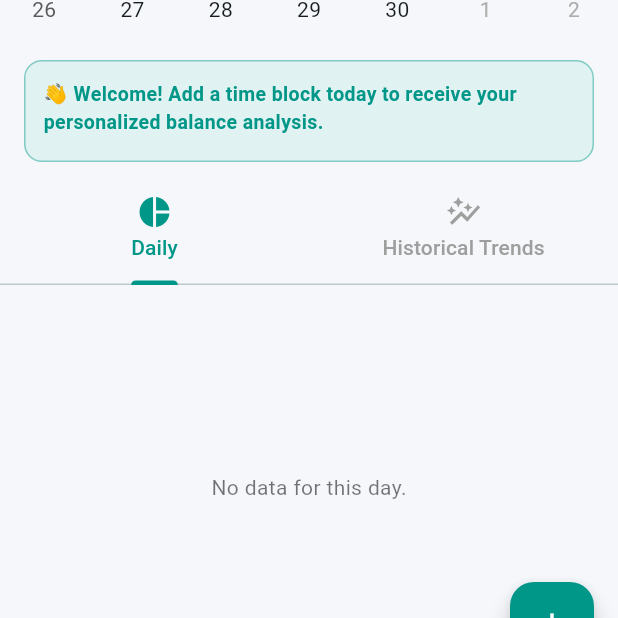
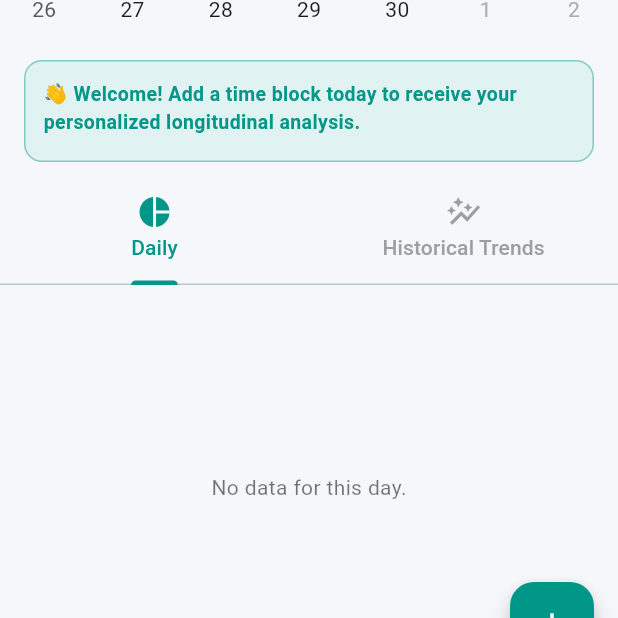
Before and after one commit to KumarS14/balance_app, a Flutter app: the screen it shows after launch, on a phone screen of 412 x 824 dp, the part 546-1164 px from its top. Run offline on Flutter 3.47's test engine with Material 3 defaults, Android fonts, the light colour scheme and no system bars; drawn by our look-alikes of table_calendar; our stand-ins replace fl_chart, sqflite; accounts and stored records are empty.

Commit message:
updated the engine with more functionality now that mvp is met

```diff
--- a/lib/heuristic_engine.dart
+++ b/lib/heuristic_engine.dart
@@ -1,60 +1,96 @@
 import 'database_helper.dart';
 
 class HeuristicEngine {
-  // I designed this heuristic engine to act as the core "Action" stage of my Personal Informatics model.
-  // By intentionally using transparent, rule-based logic instead of a "black box" AI,
-  // I ensure complete data privacy and algorithmic explainability for the user.
+  // I engineered this V2 heuristic engine to perform longitudinal analysis,
+  // moving beyond daily metrics to identify chronic behavioral patterns like compound burnout and sleep debt.
   static Future<List<String>> generateDailyNudges(DateTime date) async {
     List<String> nudges = [];
     final db = await DatabaseHelper.instance.database;
 
-    // 1. Fetching the user's self-defined goals (Ideal Metrics)
+    // 1. Fetching the user's self-defined baseline goals
     final List<Map<String, dynamic>> userQuery = await db.query('users', limit: 1);
-
-    // Defensive Programming: If user data fails to load, I abort to prevent null crashes
     if (userQuery.isEmpty) return nudges;
 
-    int sleepGoal = userQuery.first['ideal_sleep_goal'];
-    int studyLimit = userQuery.first['ideal_study_limit'];
+    int baseSleepGoal = userQuery.first['ideal_sleep_goal'];
+    int baseStudyLimit = userQuery.first['ideal_study_limit'];
 
-    // 2. Fetching the actual time allocation for the selected day
-    String dateString = date.toIso8601String().split('T')[0];
-    final dailyStats = await DatabaseHelper.instance.getDailyStats(dateString);
-
-    double studyHours = dailyStats['Study'] ?? 0.0;
-    double sleepHours = dailyStats['Sleep'] ?? 0.0;
-    double leisureHours = dailyStats['Leisure'] ?? 0.0;
-    double totalLogged = studyHours + sleepHours + leisureHours;
-
-    // Defensive Programming: If the user hasn't logged any time, I prompt them to begin the Collection stage.
-    if (totalLogged == 0) {
-      return ["👋 Welcome! Add a time block today to receive your personalized balance analysis."];
+    // 2. Context-Aware Goal Adjustment (Weekend Calibration)
+    // I implemented this to actively push back against the "always-on" academic culture.
+    int activeStudyLimit = baseStudyLimit;
+    if (date.weekday == DateTime.saturday || date.weekday == DateTime.sunday) {
+      activeStudyLimit = (baseStudyLimit * 0.5).round(); // Automatically halve the study limit on weekends
+      nudges.add("📅 Weekend Calibration: Your healthy study limit is automatically reduced to ${activeStudyLimit}h today. Prioritize rest.");
     }
 
-    // 3. APPLYING MY HEURISTIC RULES
-    // These rules are specifically engineered to combat the "achievement society" pressures I identified in my research.
+    // 3. Fetching Longitudinal Data (The past 7 days)
+    DateTime weekAgo = date.subtract(const Duration(days: 6));
+    final trendData = await DatabaseHelper.instance.getStatsForDateRange(weekAgo, date);
 
-    // Rule A: Mitigating Academic Burnout (Over-studying)
-    if (studyHours > studyLimit) {
-      nudges.add("⚠️ BURNOUT RISK: You scheduled ${studyHours.toStringAsFixed(1)}h of study, exceeding your healthy limit of ${studyLimit}h. You are at high risk of cognitive fatigue.");
-    } else if (studyHours > 0 && studyHours == studyLimit) {
+    // Variables for calculating chronic trends
+    double totalSleepLast7Days = 0;
+    int consecutiveBurnoutDays = 0;
+
+    // Analyze the historical trend data
+    for (int i = 0; i < 7; i++) {
+      DateTime checkDate = weekAgo.add(Duration(days: i));
+      String dateString = checkDate.toIso8601String().split('T')[0];
+
+      double dailyStudy = trendData[dateString]?['Study'] ?? 0.0;
+      double dailySleep = trendData[dateString]?['Sleep'] ?? 0.0;
+
+      totalSleepLast7Days += dailySleep;
+
+      // Check for consecutive burnout (exceeding study limits multiple days in a row)
+      if (dailyStudy > baseStudyLimit) {
+        consecutiveBurnoutDays++;
+      } else {
+        consecutiveBurnoutDays = 0; // Reset streak if they rested
+      }
+    }
+
+    // 4. Fetching Today's Exact Data
+    String todayString = date.toIso8601String().split('T')[0];
+    final dailyStats = await DatabaseHelper.instance.getDailyStats(todayString);
+    double todayStudy = dailyStats['Study'] ?? 0.0;
+    double todaySleep = dailyStats['Sleep'] ?? 0.0;
+    double todayLeisure = dailyStats['Leisure'] ?? 0.0;
+    double totalLoggedToday = todayStudy + todaySleep + todayLeisure;
+
+    if (totalLoggedToday == 0) {
+      return ["👋 Welcome! Add a time block today to receive your personalized longitudinal analysis."];
+    }
+
+    // 5. APPLYING ADVANCED LONGITUDINAL HEURISTICS
+
+    // Rule A: Chronic Burnout (Compound Fatigue)
+    if (consecutiveBurnoutDays >= 3) {
+      nudges.add("🚨 COMPOUND FATIGUE: You have exceeded your study limits for $consecutiveBurnoutDays consecutive days. Your cognitive retention is severely compromised. Mandatory rest is advised.");
+    } else if (todayStudy > activeStudyLimit) {
+      nudges.add("⚠️ BURNOUT RISK: You scheduled ${todayStudy.toStringAsFixed(1)}h of study, exceeding your daily limit of ${activeStudyLimit}h.");
+    } else if (todayStudy > 0 && todayStudy == activeStudyLimit) {
       nudges.add("✅ Max Capacity: You have hit your deep work limit for today. Time to transition to rest.");
     }
 
-    // Rule B: Preventing Recovery Deficits (Under-sleeping)
-    // I only trigger this if they have planned a significant portion of their day, to avoid premature warnings.
-    if (totalLogged > 12 && sleepHours < sleepGoal) {
-      nudges.add("🪫 RECOVERY DEFICIT: Only ${sleepHours.toStringAsFixed(1)}h of sleep scheduled. You need ${sleepGoal}h for adequate memory consolidation and health.");
+    // Rule B: Cumulative Sleep Debt
+    // We calculate debt based on 7 days to trigger a chronic warning rather than an isolated bad night.
+    double idealWeeklySleep = baseSleepGoal * 7.0;
+    double sleepDebt = idealWeeklySleep - totalSleepLast7Days;
+
+    // Only trigger if they have significant data logged (avoiding false alarms on day 1 of app use)
+    if (sleepDebt > 4.0 && totalSleepLast7Days > 10) {
+      nudges.add("🪫 CHRONIC SLEEP DEBT: You are missing ${sleepDebt.toStringAsFixed(1)}h of sleep this week. Chronic deprivation impairs emotional regulation and memory consolidation.");
+    } else if (totalLoggedToday > 12 && todaySleep < baseSleepGoal) {
+      nudges.add("🪫 RECOVERY DEFICIT: Only ${todaySleep.toStringAsFixed(1)}h of sleep scheduled today. You need ${baseSleepGoal}h for adequate recovery.");
     }
 
-    // Rule C: Validating Rest (Combating "Hustle Culture")
-    if (studyHours >= 2 && leisureHours == 0 && totalLogged > 8) {
-      nudges.add("🧘 WARNING: Zero unstructured leisure time scheduled. Constant optimization leads to stress. Please allocate time for a break.");
+    // Rule C: Validating Rest
+    if (todayStudy >= 2 && todayLeisure == 0 && totalLoggedToday > 8) {
+      nudges.add("🧘 WARNING: Zero unstructured leisure time scheduled today. Please allocate time to decompress.");
     }
 
     // Rule D: Positive Reinforcement
-    if (studyHours > 0 && studyHours <= studyLimit && sleepHours >= sleepGoal && leisureHours > 0) {
-      nudges.add("🌟 PERFECT BALANCE: Your schedule aligns optimally with your holistic wellbeing goals!");
+    if (todayStudy > 0 && todayStudy <= activeStudyLimit && todaySleep >= baseSleepGoal && todayLeisure > 0) {
+      nudges.add("🌟 OPTIMAL BALANCE: Your schedule perfectly aligns with your holistic wellbeing goals!");
     }
 
     return nudges;
```
